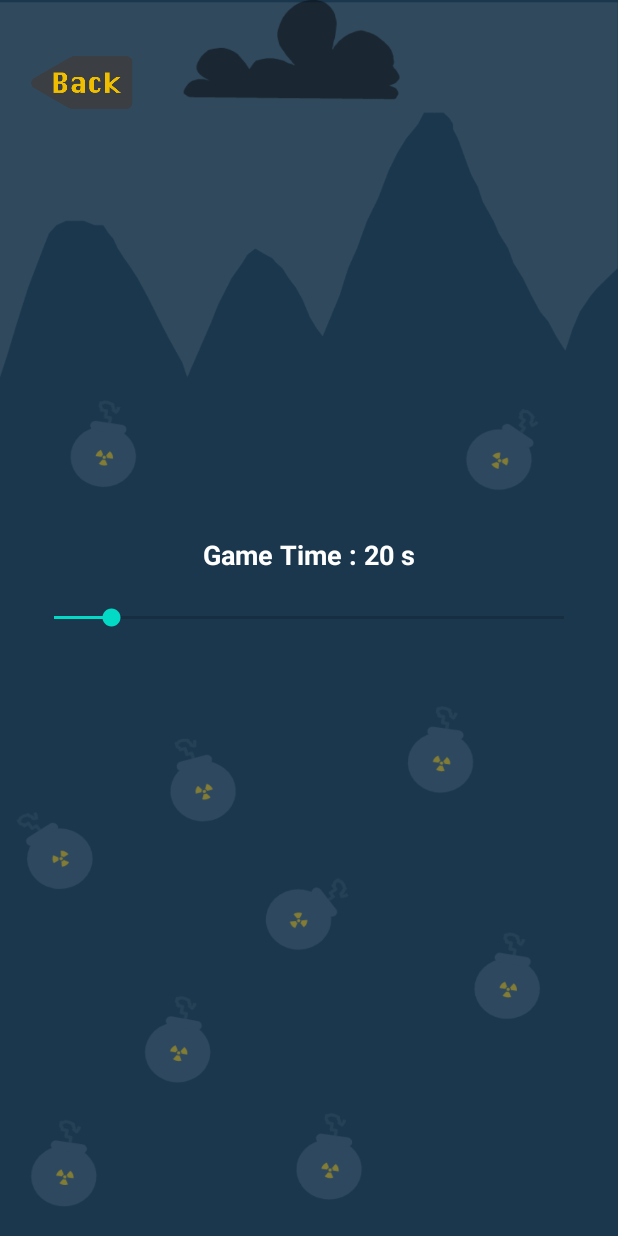
After one commit to kemalurekli/Fast-Touch-Game, an Android app: the SettingsFragment screen opened through its navigation route, on a phone screen of 412 x 824 dp. The commit adds this screen. Run offline under Robolectric (Android 15) with nearby library versions, the phone set to English and light mode, and no system bars; 7 statements that could not run were skipped.

Commit message:
settings page added and some features fixed

```diff
--- a/app/src/main/java/com/kemalurekli/fasttouch/FirstFragment.kt
+++ b/app/src/main/java/com/kemalurekli/fasttouch/FirstFragment.kt
@@ -33,7 +33,7 @@ class FirstFragment : Fragment() {
             Navigation.findNavController(it).navigate(FirstFragmentDirections.actionFirstFragmentToModeFragment())
         }
         binding.settingsButton.setOnClickListener {
-            //Navigation.findNavController(it).navigate(FirstFragmentDirections.actionFirstFragmentToModeFragment())
+            Navigation.findNavController(it).navigate(FirstFragmentDirections.actionFirstFragmentToSettingsFragment())
         }
     }
 
--- a/app/src/main/java/com/kemalurekli/fasttouch/ModeFragment.kt
+++ b/app/src/main/java/com/kemalurekli/fasttouch/ModeFragment.kt
@@ -29,6 +29,9 @@ class ModeFragment : Fragment() {
 
     override fun onViewCreated(view: View, savedInstanceState: Bundle?) {
         super.onViewCreated(view, savedInstanceState)
+        binding.backButton.setOnClickListener {
+            Navigation.findNavController(it).navigate(ModeFragmentDirections.actionModeFragmentToFirstFragment())
+        }
         binding.easyButton.setOnClickListener {
             val action = ModeFragmentDirections.actionModeFragmentToHomeFragment("0")
             Navigation.findNavController(it).navigate(action)
--- /dev/null
+++ b/app/src/main/java/com/kemalurekli/fasttouch/SettingsFragment.kt
@@ -0,0 +1,68 @@
+package com.kemalurekli.fasttouch
+
+import android.content.Context
+import android.content.SharedPreferences
+import android.os.Bundle
+import androidx.fragment.app.Fragment
+import android.view.LayoutInflater
+import android.view.View
+import android.view.ViewGroup
+import android.widget.SeekBar
+import androidx.navigation.Navigation
+import com.kemalurekli.fasttouch.databinding.FragmentHomeBinding
+import com.kemalurekli.fasttouch.databinding.FragmentSettingsBinding
+import com.kemalurekli.fasttouch.databinding.FragmentSplashBinding
+
+class SettingsFragment : Fragment() {
+
+    private var _binding: FragmentSettingsBinding? = null
+    private val binding get() = _binding!!
+    lateinit var sharedPreferences: SharedPreferences
+    override fun onCreate(savedInstanceState: Bundle?) {
+        super.onCreate(savedInstanceState)
+    }
+
+    override fun onCreateView(
+        inflater: LayoutInflater,
+        container: ViewGroup?,
+        savedInstanceState: Bundle?
+    ): View? {
+        _binding = FragmentSettingsBinding.inflate(inflater, container, false)
+        val view = binding.root
+        return view
+    }
+
+    override fun onViewCreated(view: View, savedInstanceState: Bundle?) {
+        super.onViewCreated(view, savedInstanceState)
+        sharedPreferences = requireContext().getSharedPreferences("com.kemalurekli.fasttouch", Context.MODE_PRIVATE)
+        val getFromSharePreferencesGameTime = sharedPreferences.getInt("gametimeinput",20)
+        binding.seekbarGameTime.progress=getFromSharePreferencesGameTime
+        binding.tvGameTime.text = "Game Time : $getFromSharePreferencesGameTime s"
+
+
+        binding.backButton.setOnClickListener {
+            Navigation.findNavController(it).navigate(SettingsFragmentDirections.actionSettingsFragmentToFirstFragment())
+        }
+        binding.seekbarGameTime.setOnSeekBarChangeListener(object :
+            SeekBar.OnSeekBarChangeListener {
+            override fun onProgressChanged(p0: SeekBar?, p1: Int, p2: Boolean) {
+                sharedPreferences.edit().putInt("gametimeinput",p1).apply()
+                binding.tvGameTime.text = "Game Time : $p1 s"
+            }
+
+            override fun onStartTrackingTouch(p0: SeekBar?) {
+            }
+
+            override fun onStopTrackingTouch(p0: SeekBar?) {
+            }
+
+        })
+
+    }
+
+
+    override fun onDestroyView() {
+        super.onDestroyView()
+        _binding = null
+    }
+}
--- a/app/src/main/res/anim/slide.xml
+++ b/app/src/main/res/anim/slide.xml
@@ -1,15 +1,14 @@
 <?xml version="1.0" encoding="utf-8"?>
-<set xmlns:android="http://schemas.android.com/apk/res/android">
+<set xmlns:android="http://schemas.android.com/apk/res/android"
+    android:interpolator="@android:anim/accelerate_interpolator"
+>
 
-    <translate
-        android:fromXDelta="-50%"
-        android:fromYDelta="0%"
-        android:duration="1500"
-        />
 
     <alpha
         android:fromAlpha="0.1"
         android:toAlpha="1.0"
-        android:duration="1500"
+        android:duration="2000"
         />
+
+
 </set>
--- /dev/null
+++ b/app/src/main/res/layout/fragment_settings.xml
@@ -0,0 +1,47 @@
+<?xml version="1.0" encoding="utf-8"?>
+<androidx.constraintlayout.widget.ConstraintLayout xmlns:android="http://schemas.android.com/apk/res/android"
+    xmlns:tools="http://schemas.android.com/tools"
+    xmlns:app="http://schemas.android.com/apk/res-auto"
+    android:background="@drawable/backgroundfirst"
+    android:layout_width="match_parent"
+    android:layout_height="match_parent"
+    tools:context=".SettingsFragment">
+
+
+
+    <TextView
+        android:layout_width="match_parent"
+        android:layout_height="wrap_content"
+        android:id="@+id/tv_game_time"
+        android:text="Game Time :"
+        android:textSize="18sp"
+        android:textColor="@color/white"
+        app:layout_constraintStart_toStartOf="parent"
+        app:layout_constraintEnd_toEndOf="parent"
+        android:gravity="center"
+        app:layout_constraintBottom_toTopOf="@id/seekbar_game_time"
+        android:layout_margin="10dp"
+        android:textStyle="bold" />
+    <SeekBar
+        android:layout_width="match_parent"
+        android:layout_height="40dp"
+        android:id="@+id/seekbar_game_time"
+        app:layout_constraintStart_toStartOf="parent"
+        app:layout_constraintEnd_toEndOf="parent"
+        app:layout_constraintTop_toTopOf="parent"
+        app:layout_constraintBottom_toBottomOf="parent"
+        android:layout_margin="20dp"
+        android:min="10"
+        android:max="100" />
+
+    <ImageView
+        android:id="@+id/backButton"
+        android:layout_width="70dp"
+        android:layout_height="70dp"
+        android:layout_margin="20dp"
+        android:src="@drawable/backbutton"
+        app:layout_constraintStart_toStartOf="parent"
+        app:layout_constraintTop_toTopOf="parent"/>
+
+
+</androidx.constraintlayout.widget.ConstraintLayout>
--- a/app/src/main/res/layout/fragment_splash.xml
+++ b/app/src/main/res/layout/fragment_splash.xml
@@ -4,6 +4,7 @@
     xmlns:tools="http://schemas.android.com/tools"
     android:layout_width="match_parent"
     android:layout_height="match_parent"
+    android:background="@color/splashground"
     tools:context=".SplashFragment">
 
 
--- a/app/src/main/res/navigation/my_graph.xml
+++ b/app/src/main/res/navigation/my_graph.xml
@@ -32,6 +32,11 @@
             app:destination="@id/modeFragment"
             app:enterAnim="@anim/from_right"
             app:exitAnim="@anim/to_left" />
+        <action
+            android:id="@+id/action_firstFragment_to_settingsFragment"
+            app:destination="@id/settingsFragment"
+            app:enterAnim="@anim/from_right"
+            app:exitAnim="@anim/to_left" />
     </fragment>
     <fragment
         android:id="@+id/modeFragment"
@@ -57,4 +62,15 @@
             android:id="@+id/action_splashFragment_to_firstFragment"
             app:destination="@id/firstFragment" />
     </fragment>
+    <fragment
+        android:id="@+id/settingsFragment"
+        android:name="com.kemalurekli.fasttouch.SettingsFragment"
+        android:label="fragment_settings"
+        tools:layout="@layout/fragment_settings" >
+        <action
+            android:id="@+id/action_settingsFragment_to_firstFragment"
+            app:destination="@id/firstFragment"
+            app:enterAnim="@anim/from_left"
+            app:exitAnim="@anim/to_right" />
+    </fragment>
 </navigation>
--- a/app/src/main/res/values/colors.xml
+++ b/app/src/main/res/values/colors.xml
@@ -7,7 +7,8 @@
     <color name="teal_700">#FF018786</color>
     <color name="black">#FF000000</color>
     <color name="white">#FFFFFFFF</color>
-    <color name="dark_blue">#4A5058</color>
+    <color name="dark_blue">#A929405E</color>
     <color name="red">#E91E1E</color>
     <color name="yellow">#FFEB3B</color>
+    <color name="splashground">#172A39</color>
 </resources>
--- a/app/src/main/res/values/strings.xml
+++ b/app/src/main/res/values/strings.xml
@@ -2,4 +2,7 @@
     <string name="app_name">FastTouch</string>
     <!-- TODO: Remove or change this placeholder text -->
     <string name="hello_blank_fragment">Hello blank fragment</string>
+    <string name="score_0">Score: 0</string>
+    <string name="best_score">Best Score</string>
+    <string name="time">Time:</string>
 </resources>
```
Also changed, not shown: app/src/main/java/com/kemalurekli/fasttouch/HomeFragment.kt (+33 -5 lines), app/src/main/res/drawable/custom_thumb.xml (added, +10 -0 lines), app/src/main/res/drawable/seekbar_background.xml (added, +27 -0 lines), app/src/main/res/layout/fragment_home.xml (+18 -13 lines), app/src/main/res/layout/fragment_mode.xml (+8 -0 lines), app/src/main/res/drawable/backbutton.png (added), app/src/main/res/drawable/backgroundfirst.png, app/src/main/res/drawable/backgroundsettings.png (added).
